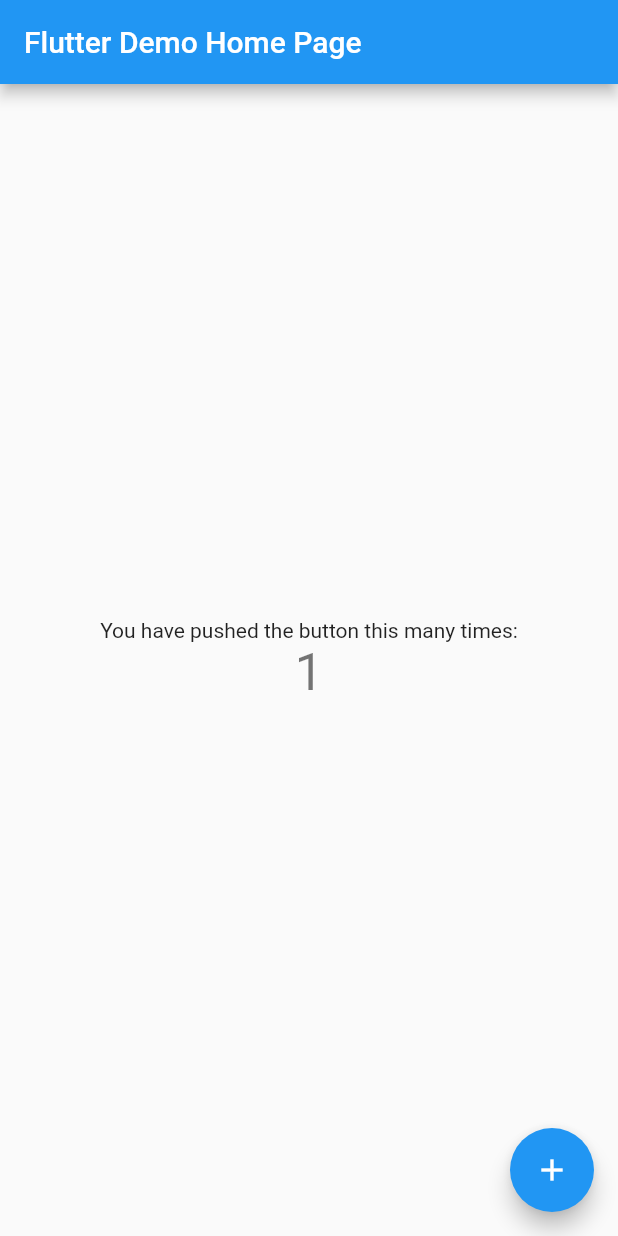
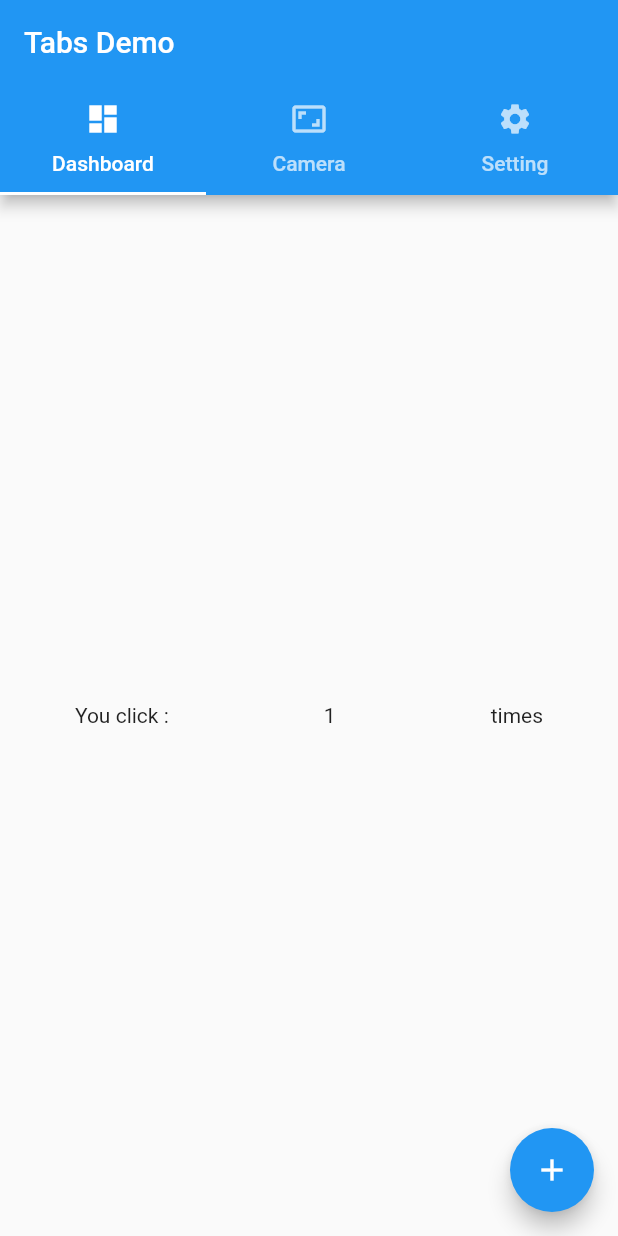
Before and after one commit to ttaitana/lab01, a Flutter app: the screen it shows after launch, after a tap on the "add" icon, on a phone screen of 412 x 824 dp. Run offline on Flutter 3.47's test engine with Material 2 defaults, Android fonts, the phone set to English and light mode, and no system bars.

Commit message:
Into the Android world

```diff
--- a/lib/main.dart
+++ b/lib/main.dart
@@ -8,6 +8,7 @@ class MyApp extends StatelessWidget {
   Widget build(BuildContext context) {
     return MaterialApp(
       title: 'Flutter Demo',
+      debugShowCheckedModeBanner: false,
       theme: ThemeData(
         // This is the theme of your application.
         //
@@ -20,92 +21,107 @@ class MyApp extends StatelessWidget {
         // is not restarted.
         primarySwatch: Colors.blue,
       ),
-      home: MyHomePage(title: 'Flutter Demo Home Page'),
+      home: MyHomePage(),
     );
   }
 }
 
-class MyHomePage extends StatefulWidget {
-  MyHomePage({Key key, this.title}) : super(key: key);
-
-  // This widget is the home page of your application. It is stateful, meaning
-  // that it has a State object (defined below) that contains fields that affect
-  // how it looks.
-
-  // This class is the configuration for the state. It holds the values (in this
-  // case the title) provided by the parent (in this case the App widget) and
-  // used by the build method of the State. Fields in a Widget subclass are
-  // always marked "final".
-
-  final String title;
-
+class MyHomePage extends StatelessWidget {
   @override
-  _MyHomePageState createState() => _MyHomePageState();
+  Widget build(BuildContext context) {
+    return MaterialApp(
+      home: DefaultTabController(
+        length: 3,
+        child: Scaffold(
+          appBar: AppBar(
+            bottom: TabBar(
+              tabs: <Widget>[
+                Tab(
+                  icon: Icon(Icons.dashboard),
+                  text: "Dashboard",
+                ),
+                Tab(
+                  icon: Icon(Icons.aspect_ratio),
+                  text: "Camera",
+                ),
+                Tab(
+                  icon: Icon(Icons.settings),
+                  text: "Setting",
+                ),
+              ],
+            ),
+            title: Text("Tabs Demo"),
+          ),
+          body: TabBarView(
+            children: <Widget>[
+              Dashboard(),
+              Icon(Icons.aspect_ratio),
+              Icon(Icons.settings),
+            ],
+          ),
+        ),
+      ),
+    );
+  }
 }
 
-class _MyHomePageState extends State<MyHomePage> {
-  int _counter = 0;
+class Dashboard extends StatefulWidget {
+  @override
+  State<StatefulWidget> createState() {
+    // TODO: implement createState
+    return DashboardState();
+  }
+}
 
-  void _incrementCounter() {
-    setState(() {
-      // This call to setState tells the Flutter framework that something has
-      // changed in this State, which causes it to rerun the build method below
-      // so that the display can reflect the updated values. If we changed
-      // _counter without calling setState(), then the build method would not be
-      // called again, and so nothing would appear to happen.
-      _counter++;
-    });
-  }
-
+class DashboardState extends State<Dashboard> {
+  int counter = 0;
   @override
   Widget build(BuildContext context) {
-    // This method is rerun every time setState is called, for instance as done
-    // by the _incrementCounter method above.
-    //
-    // The Flutter framework has been optimized to make rerunning build methods
-    // fast, so that you can just rebuild anything that needs updating rather
-    // than having to individually change instances of widgets.
+    // TODO: implement build
     return Scaffold(
-      appBar: AppBar(
-        // Here we take the value from the MyHomePage object that was created by
-        // the App.build method, and use it to set our appbar title.
-        title: Text(widget.title),
-      ),
       body: Center(
-        // Center is a layout widget. It takes a single child and positions it
-        // in the middle of the parent.
-        child: Column(
-          // Column is also layout widget. It takes a list of children and
-          // arranges them vertically. By default, it sizes itself to fit its
-          // children horizontally, and tries to be as tall as its parent.
-          //
-          // Invoke "debug painting" (press "p" in the console, choose the
-          // "Toggle Debug Paint" action from the Flutter Inspector in Android
-          // Studio, or the "Toggle Debug Paint" command in Visual Studio Code)
-          // to see the wireframe for each widget.
-          //
-          // Column has various properties to control how it sizes itself and
-          // how it positions its children. Here we use mainAxisAlignment to
-          // center the children vertically; the main axis here is the vertical
-          // axis because Columns are vertical (the cross axis would be
-          // horizontal).
-          mainAxisAlignment: MainAxisAlignment.center,
+        child: Row(
+          mainAxisAlignment: MainAxisAlignment.spaceAround,
+          crossAxisAlignment: CrossAxisAlignment.start,
           children: <Widget>[
-            Text(
-              'You have pushed the button this many times:',
-            ),
-            Text(
-              '$_counter',
-              style: Theme.of(context).textTheme.display1,
-            ),
+            Text("You click : "),
+            Text("${counter}"),
+            Text(" times"),
           ],
         ),
       ),
       floatingActionButton: FloatingActionButton(
-        onPressed: _incrementCounter,
-        tooltip: 'Increment',
-        child: Icon(Icons.add),
-      ), // This trailing comma makes auto-formatting nicer for build methods.
+        child: Icon(Icons.add,),
+        onPressed: () {
+          setState(() {
+            counter++;
+          });
+          print("Counted! value ${counter}");
+        },
+      ),
     );
   }
 }
+
+
+
+// class MyHomePage extends StatelessWidget {
+//   int counter = 0;
+//   @override
+//   Widget build(BuildContext context) {
+//     // TODO: implement build
+//     return Scaffold(
+//       appBar: AppBar(
+//         title: Text("Hello world"),
+//       ),
+//       body: Text("${counter}"),
+//       floatingActionButton: IconButton(
+//         icon: Icon(Icons.add),
+//         onPressed: () {
+//           counter++;
+//           print("Counted! value ${counter}");
+//         },
+//       ),
+//     );
+//   }
+// }
```
